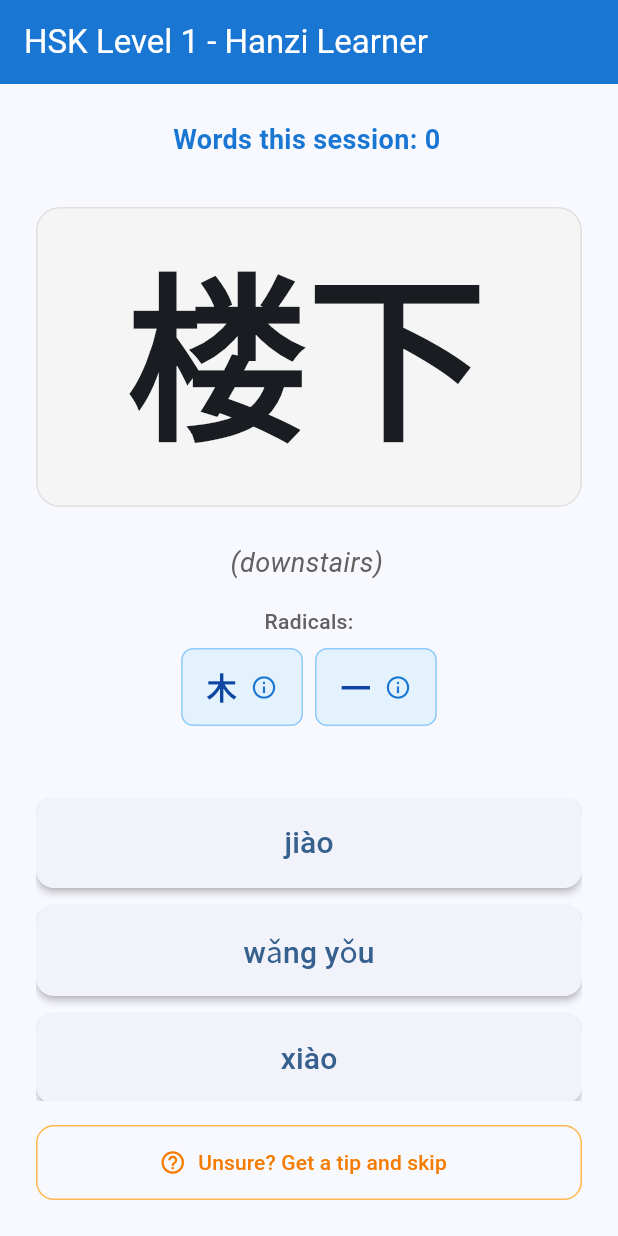
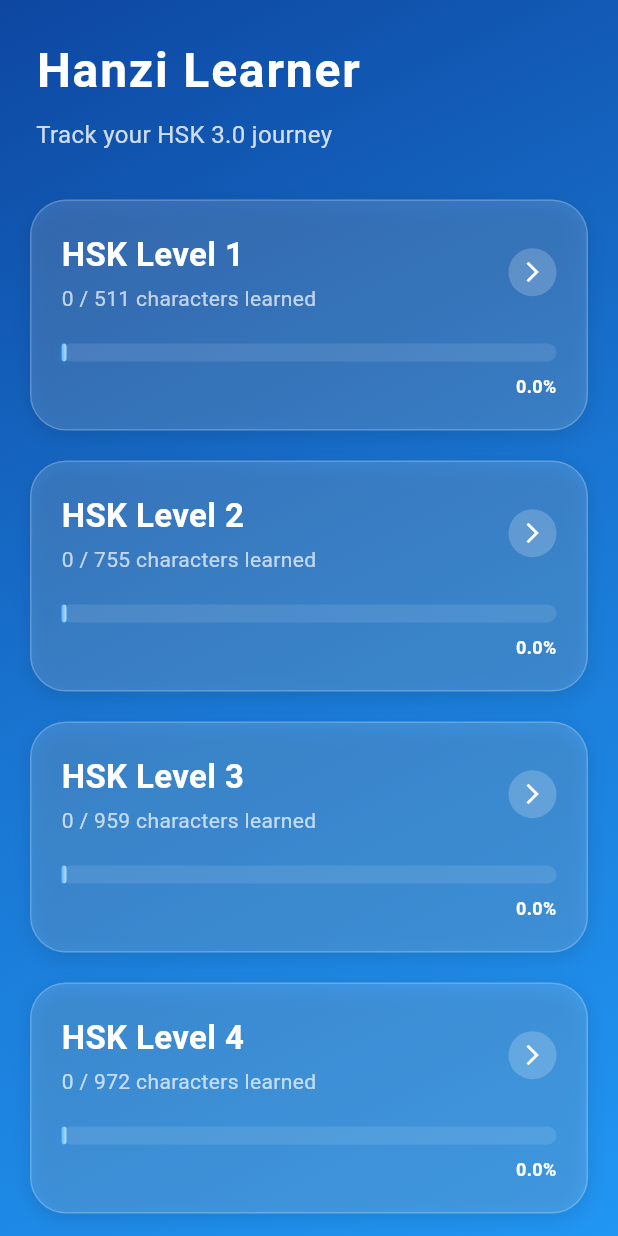
Before and after one commit to gndworks/HanziLearner, a Flutter app: the screen it shows after launch, on a phone screen of 412 x 824 dp. Run offline on Flutter 3.47's test engine with Material 3 defaults, Android fonts, the phone set to English and light mode, and no system bars; our stand-ins replace hive_flutter; accounts and stored records are empty.

Commit message:
Multi level and home screen

```diff
--- a/lib/data/hsk_data.dart
+++ b/lib/data/hsk_data.dart
@@ -4,47 +4,58 @@ import '../models/hanzi_character.dart';
 import '../services/radicals_service.dart';
 
 class HSKData {
-  static List<HanziCharacter>? _cachedHSK1;
-  static Map<String, String>? _cachedTips;
+  static final Map<int, List<HanziCharacter>> _cachedLevels = {};
+  static final Map<int, Map<String, String>> _cachedTips = {};
 
-  static Future<List<HanziCharacter>> getHSKLevel1() async {
-    if (_cachedHSK1 != null) {
-      return _cachedHSK1!;
+  static Future<List<HanziCharacter>> getHSKLevel(int level) async {
+    if (_cachedLevels.containsKey(level)) {
+      return _cachedLevels[level]!;
     }
 
-    // Load HSK1 data
-    final String hsk1JsonString = await rootBundle.loadString('assets/hsk/1.json');
-    final List<dynamic> hsk1Data = json.decode(hsk1JsonString);
+    try {
+      // Load level data
+      final String hskJsonString = await rootBundle.loadString('assets/hsk/$level.json');
+      final List<dynamic> hskData = json.decode(hskJsonString);
 
-    // Load tips
-    final String tipsJsonString = await rootBundle.loadString('assets/tips/hsk1.json');
+      // Load tips for this level
+      Map<String, String> levelTips = {};
+      try {
+        final String tipsJsonString = await rootBundle.loadString('assets/tips/hsk$level.json');
         final List<dynamic> tipsData = json.decode(tipsJsonString);
-
-    // Create a map of simplified -> tip for quick lookup
-    _cachedTips = {
+        levelTips = {
           for (var tip in tipsData)
             tip['s'] as String: tip['t'] as String
         };
+        _cachedTips[level] = levelTips;
+      } catch (e) {
+        // Fallback if tips file doesn't exist
+        print('No tips found for level $level');
+      }
 
       // Convert JSON data to HanziCharacter objects
-    _cachedHSK1 = await Future.wait(hsk1Data.map((json) async {
+      final characters = await Future.wait(hskData.map((json) async {
         final simplified = json['simplified'] as String;
-      final tip = _cachedTips![simplified];
+        final tip = levelTips[simplified];
         // Get radicals for all characters in the hanzi
         final radicals = await RadicalsService.getRadicalsForHanzi(simplified);
         return HanziCharacter.fromJson(
           json as Map<String, dynamic>,
-        1,
+          level,
           tip: tip,
           radicals: radicals,
         );
       }));
 
-    return _cachedHSK1!;
+      _cachedLevels[level] = characters;
+      return characters;
+    } catch (e) {
+      print('Error loading HSK level $level: $e');
+      return [];
+    }
   }
 
-  static Future<List<String>> getAllPinyinOptions() async {
-    final characters = await getHSKLevel1();
+  static Future<List<String>> getAllPinyinOptions({int level = 1}) async {
+    final characters = await getHSKLevel(level);
     return characters
         .map((char) => char.pinyin)
         .where((pinyin) => pinyin.isNotEmpty)
--- a/lib/main.dart
+++ b/lib/main.dart
@@ -1,7 +1,10 @@
 import 'package:flutter/material.dart';
-import 'pages/quiz_page.dart';
+import 'pages/levels_progress_page.dart';
+import 'services/progress_service.dart';
 
-void main() {
+void main() async {
+  WidgetsFlutterBinding.ensureInitialized();
+  await ProgressService.init();
   runApp(const MainApp());
 }
 
@@ -16,7 +19,7 @@ class MainApp extends StatelessWidget {
         colorScheme: ColorScheme.fromSeed(seedColor: Colors.blue),
         useMaterial3: true,
       ),
-      home: const QuizPage(),
+      home: const LevelsProgressPage(),
       debugShowCheckedModeBanner: false,
     );
   }
--- /dev/null
+++ b/lib/pages/levels_progress_page.dart
@@ -0,0 +1,239 @@
+import 'package:flutter/material.dart';
+import '../data/hsk_data.dart';
+import '../services/progress_service.dart';
+import 'level_details_page.dart';
+
+class LevelsProgressPage extends StatefulWidget {
+  const LevelsProgressPage({super.key});
+
+  @override
+  State<LevelsProgressPage> createState() => _LevelsProgressPageState();
+}
+
+class _LevelsProgressPageState extends State<LevelsProgressPage> {
+  final List<int> levels = [1, 2, 3, 4, 5, 6, 7];
+  Map<int, int> learnedCounts = {};
+  Map<int, int> totalCounts = {};
+  bool isLoading = true;
+
+  @override
+  void initState() {
+    super.initState();
+    _loadProgress();
+  }
+
+  Future<void> _loadProgress() async {
+    for (int level in levels) {
+      final characters = await HSKData.getHSKLevel(level);
+      final symbols = characters.map((c) => c.character).toList();
+      totalCounts[level] = symbols.length;
+      learnedCounts[level] = ProgressService.getLearnedCount(symbols);
+    }
+    if (mounted) {
+      setState(() {
+        isLoading = false;
+      });
+    }
+  }
+
+  @override
+  Widget build(BuildContext context) {
+    return Scaffold(
+      body: Container(
+        decoration: BoxDecoration(
+          gradient: LinearGradient(
+            begin: Alignment.topLeft,
+            end: Alignment.bottomRight,
+            colors: [
+              Colors.blue.shade900,
+              Colors.blue.shade700,
+              Colors.blue.shade500,
+            ],
+          ),
+        ),
+        child: SafeArea(
+          child: Column(
+            crossAxisAlignment: CrossAxisAlignment.stretch,
+            children: [
+              _buildHeader(),
+              Expanded(
+                child: isLoading
+                    ? const Center(child: CircularProgressIndicator(color: Colors.white))
+                    : _buildLevelsList(),
+              ),
+            ],
+          ),
+        ),
+      ),
+    );
+  }
+
+  Widget _buildHeader() {
+    return Padding(
+      padding: const EdgeInsets.all(24.0),
+      child: Column(
+        crossAxisAlignment: CrossAxisAlignment.start,
+        children: [
+          const Text(
+            'Hanzi Learner',
+            style: TextStyle(
+              fontSize: 32,
+              fontWeight: FontWeight.bold,
+              color: Colors.white,
+              letterSpacing: 1.2,
+            ),
+          ),
+          const SizedBox(height: 8),
+          Text(
+            'Track your HSK 3.0 journey',
+            style: TextStyle(
+              fontSize: 16,
+              color: Colors.white.withOpacity(0.8),
+            ),
+          ),
+        ],
+      ),
+    );
+  }
+
+  Widget _buildLevelsList() {
+    return ListView.builder(
+      padding: const EdgeInsets.symmetric(horizontal: 20, vertical: 8),
+      itemCount: levels.length,
+      itemBuilder: (context, index) {
+        final level = levels[index];
+        final learned = learnedCounts[level] ?? 0;
+        final total = totalCounts[level] ?? 0;
+        final progress = total > 0 ? learned / total : 0.0;
+
+        return _buildLevelCard(level, learned, total, progress);
+      },
+    );
+  }
+
+  Widget _buildLevelCard(int level, int learned, int total, double progress) {
+    return Container(
+      margin: const EdgeInsets.only(bottom: 20),
+      decoration: BoxDecoration(
+        color: Colors.white.withOpacity(0.15),
+        borderRadius: BorderRadius.circular(24),
+        border: Border.all(color: Colors.white.withOpacity(0.2)),
+        boxShadow: [
+          BoxShadow(
+            color: Colors.black.withOpacity(0.1),
+            blurRadius: 10,
+            offset: const Offset(0, 4),
+          ),
+        ],
+      ),
+      child: ClipRRect(
+        borderRadius: BorderRadius.circular(24),
+        child: Material(
+          color: Colors.transparent,
+          child: InkWell(
+            onTap: () async {
+              await Navigator.push(
+                context,
+                MaterialPageRoute(
+                  builder: (context) => LevelDetailsPage(level: level),
+                ),
+              );
+              _loadProgress(); // Refresh when coming back
+            },
+            child: Padding(
+              padding: const EdgeInsets.all(20.0),
+              child: Column(
+                children: [
+                  Row(
+                    mainAxisAlignment: MainAxisAlignment.spaceBetween,
+                    children: [
+                      Column(
+                        crossAxisAlignment: CrossAxisAlignment.start,
+                        children: [
+                          Text(
+                            'HSK Level $level',
+                            style: const TextStyle(
+                              fontSize: 22,
+                              fontWeight: FontWeight.bold,
+                              color: Colors.white,
+                            ),
+                          ),
+                          const SizedBox(height: 4),
+                          Text(
+                            '$learned / $total characters learned',
+                            style: TextStyle(
+                              fontSize: 14,
+                              color: Colors.white.withOpacity(0.7),
+                            ),
+                          ),
+                        ],
+                      ),
+                      Container(
+                        padding: const EdgeInsets.all(8),
+                        decoration: BoxDecoration(
+                          color: Colors.white.withOpacity(0.2),
+                          shape: BoxShape.circle,
+                        ),
+                        child: const Icon(
+                          Icons.arrow_forward_ios,
+                          color: Colors.white,
+                          size: 16,
+                        ),
+                      ),
+                    ],
+                  ),
+                  const SizedBox(height: 20),
+                  Stack(
+                    children: [
+                      Container(
+                        height: 12,
+                        decoration: BoxDecoration(
+                          color: Colors.white.withOpacity(0.1),
+                          borderRadius: BorderRadius.circular(6),
+                        ),
+                      ),
+                      FractionallySizedBox(
+                        widthFactor: progress.clamp(0.01, 1.0),
+                        child: Container(
+                          height: 12,
+                          decoration: BoxDecoration(
+                            gradient: LinearGradient(
+                              colors: [
+                                Colors.blue.shade300,
+                                Colors.blue.shade100,
+                              ],
+                            ),
+                            borderRadius: BorderRadius.circular(6),
+                            boxShadow: [
+                              BoxShadow(
+                                color: Colors.blue.withOpacity(0.5),
+                                blurRadius: 4,
+                                offset: const Offset(0, 2),
+                              ),
+                            ],
+                          ),
+                        ),
+                      ),
+                    ],
+                  ),
+                  const SizedBox(height: 8),
+                  Align(
+                    alignment: Alignment.centerRight,
+                    child: Text(
+                      '${(progress * 100).toStringAsFixed(1)}%',
+                      style: const TextStyle(
+                        fontSize: 12,
+                        fontWeight: FontWeight.bold,
+                        color: Colors.white,
+                      ),
+                    ),
+                  ),
+                ],
+              ),
+            ),
+          ),
+        ),
+      ),
+    );
+  }
+}
--- a/lib/pages/quiz_page.dart
+++ b/lib/pages/quiz_page.dart
@@ -7,7 +7,8 @@ import '../widgets/quiz_options.dart';
 import '../widgets/radical_buttons.dart';
 
 class QuizPage extends StatefulWidget {
-  const QuizPage({super.key});
+  final int level;
+  const QuizPage({super.key, this.level = 1});
 
   @override
   State<QuizPage> createState() => _QuizPageState();
@@ -28,7 +29,7 @@ class _QuizPageState extends State<QuizPage> {
   }
 
   Future<void> _initializeQuizService() async {
-    final service = await QuizService.create(hskLevel: 1);
+    final service = await QuizService.create(hskLevel: widget.level);
     if (mounted) {
       setState(() {
         _quizService = service;
@@ -122,7 +123,7 @@ class _QuizPageState extends State<QuizPage> {
               setState(() {
                 _isLoading = true;
               });
-              final service = await QuizService.create(hskLevel: 1);
+              final service = await QuizService.create(hskLevel: widget.level);
               if (mounted) {
                 setState(() {
                   _quizService = service;
@@ -156,7 +157,7 @@ class _QuizPageState extends State<QuizPage> {
 
     return Scaffold(
       appBar: AppBar(
-        title: const Text('HSK Level 1 - Hanzi Learner'),
+        title: Text('HSK Level ${widget.level} - Hanzi Learner'),
         backgroundColor: Colors.blue.shade700,
         foregroundColor: Colors.white,
       ),
--- /dev/null
+++ b/lib/services/progress_service.dart
@@ -0,0 +1,40 @@
+import 'package:hive_flutter/hive_flutter.dart';
+
+class ProgressService {
+  static const String _boxName = 'hanzi_progress';
+  static late Box _box;
+
+  /// Initializes Hive and opens the progress box.
+  static Future<void> init() async {
+    await Hive.initFlutter();
+    _box = await Hive.openBox(_boxName);
+  }
+
+  /// Marks a character as learned.
+  /// We store a boolean 'true' for simplicity, but could later store a timestamp or level info.
+  static Future<void> markAsLearned(String symbol) async {
+    await _box.put(symbol, true);
+  }
+
+  /// Returns true if the character has been marked as learned.
+  static bool isLearned(String symbol) {
+    return _box.get(symbol, defaultValue: false) == true;
+  }
+
+  /// Gets the count of learned characters for a specific level.
+  /// This requires checking characters against the box.
+  static int getLearnedCount(List<String> levelCharacters) {
+    int count = 0;
+    for (final symbol in levelCharacters) {
+      if (isLearned(symbol)) {
+        count++;
+      }
+    }
+    return count;
+  }
+
+  /// Clears all progress (useful for testing or resetting).
+  static Future<void> clearAllProgress() async {
+    await _box.clear();
+  }
+}
--- a/pubspec.yaml
+++ b/pubspec.yaml
@@ -9,11 +9,15 @@ environment:
 dependencies:
   flutter:
     sdk: flutter
+  hive: ^2.2.3
+  hive_flutter: ^1.1.0
 
 dev_dependencies:
   flutter_test:
     sdk: flutter
   flutter_lints: ^6.0.0
+  hive_generator: ^2.0.1
+  build_runner: ^2.4.6
 
 flutter:
   uses-material-design: true
```
Also changed, not shown: lib/pages/level_details_page.dart (added, +201 -0 lines), lib/services/quiz_service.dart (+35 -15 lines), pubspec.lock. Lines whose indentation alone changed are shown as unchanged.
